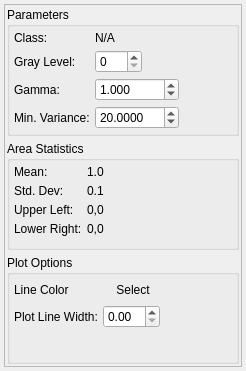
Qt form Code/EmMpmGui/UI_Files/UserInitAreaWidget.ui (BlueQuartzSoftware/EMMPMWorkbench) before a commit.
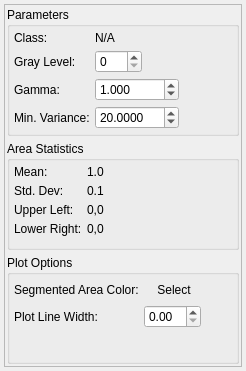
The same form after that commit.

Commit message: Adding correct description for the color chooser in the User Init Area Widget. This was not obvious that the color would effect the output segmented image

Patch:
```diff
--- a/Code/EmMpmGui/UI_Files/UserInitAreaWidget.ui
+++ b/Code/EmMpmGui/UI_Files/UserInitAreaWidget.ui
@@ -234,7 +234,7 @@
           <item row="1" column="0">
            <widget class="QLabel" name="label">
             <property name="text">
-             <string>Line Color</string>
+             <string>Segmented Area Color:</string>
             </property>
            </widget>
           </item>
```
